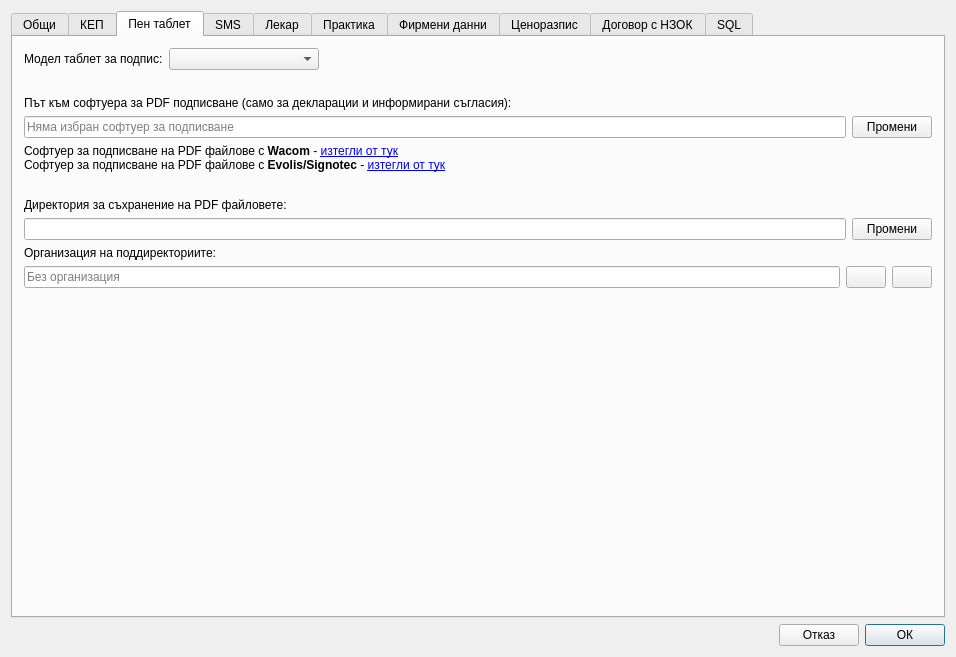
First picture: the form in src/View/Widgets/SettingsDialog.ui, repository thefinalcutbg/DinoDent, before the edit.
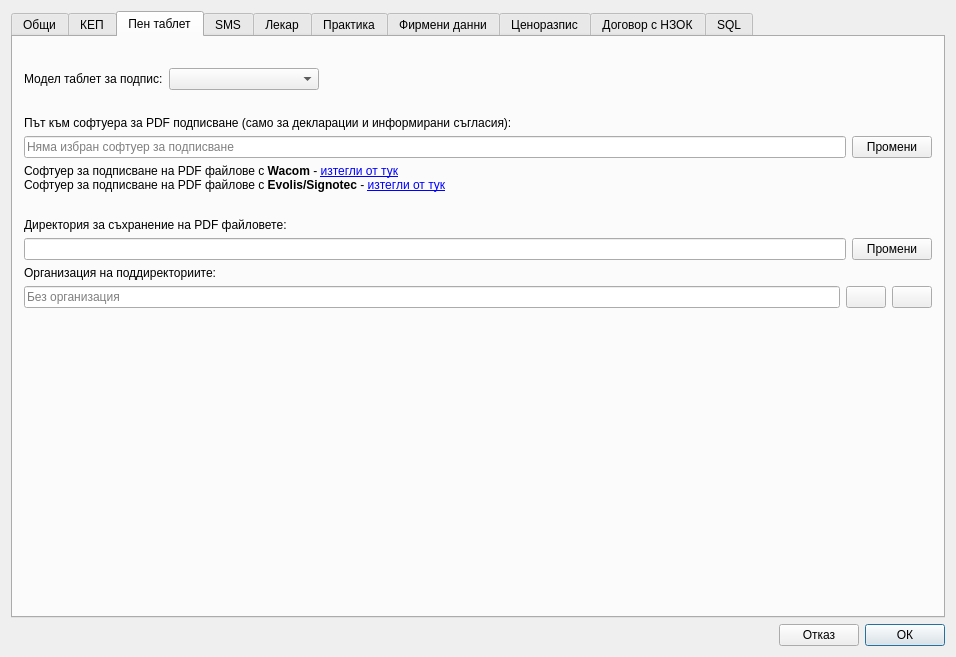
Second picture: the form after the edit. The open tabs and pages were chosen to show the change. Custom widgets are drawn as their Qt base class.

```diff
--- a/src/View/Widgets/SettingsDialog.ui
+++ b/src/View/Widgets/SettingsDialog.ui
@@ -421,6 +421,9 @@
       <layout class="QVBoxLayout" name="verticalLayout_26">
        <item>
         <layout class="QHBoxLayout" name="horizontalLayout_39">
+         <property name="topMargin">
+          <number>20</number>
+         </property>
          <item>
           <widget class="QLabel" name="label_30">
            <property name="text">
```
Left out of the diff: 2 changed lines with no effect on the pictures.
